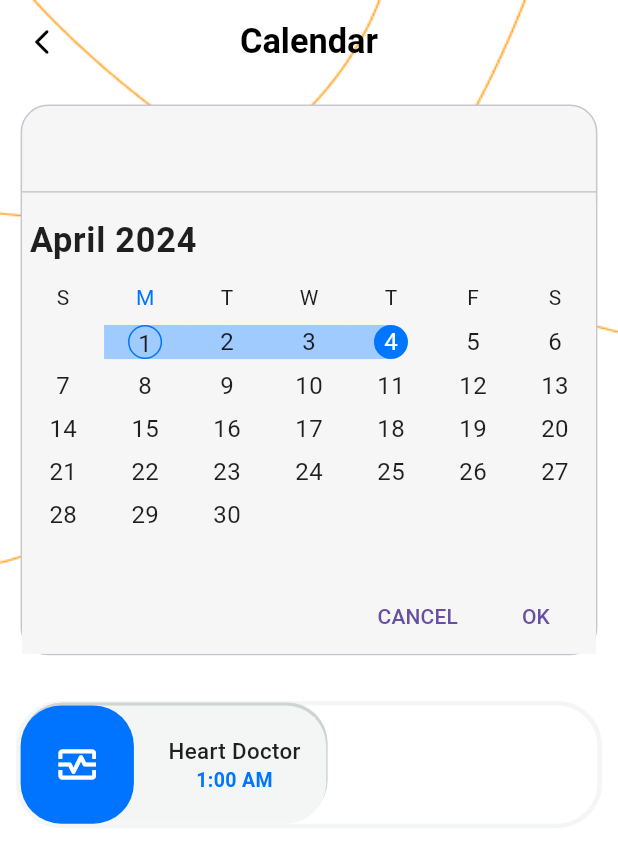
After one commit to MonaAbdelaziz2024/Care_app_two, a Flutter app: the CustomNavigationBottomBar screen opened directly, after a tap on "Calender", on a phone screen of 412 x 824 dp. The commit adds this screen. Shown: the top 863 px of the screen. Run offline on Flutter 3.47's test engine with Material 3 defaults, Android fonts, the phone set to English and light mode, and no system bars; drawn by our look-alikes of syncfusion_flutter_datepicker; our stand-ins replace curved_navigation_bar, flutter_screenutil, lite_rolling_switch, table_calendar; missing offline and left inert: dart:ffi, datepicker_dropdown; Roboto replaces fonts that are missing (Ciaro).

Commit message:
create calendar page .

```diff
--- a/lib/main.dart
+++ b/lib/main.dart
@@ -1,4 +1,5 @@
 // ignore_for_file: prefer_const_constructors
+import 'package:care_app_two/screens/calender_page/calendar_two.dart';
 import 'package:care_app_two/screens/start_screen/start.dart';
 import 'package:flutter/material.dart';
 import 'package:flutter_screenutil/flutter_screenutil.dart';
--- /dev/null
+++ b/lib/screens/calender_page/calendar_two.dart
@@ -0,0 +1,164 @@
+import 'dart:convert';
+import 'dart:ffi';
+
+import 'package:care_app_two/helper/constant.dart';
+import 'package:care_app_two/helper/functions/custom_chat_bot_appbar.dart';
+import 'package:care_app_two/screens/widgets/custom_home_rec.dart';
+import 'package:care_app_two/screens/widgets/rectangle_calendar.dart';
+import 'package:flutter/cupertino.dart';
+import 'package:flutter/material.dart';
+import 'package:flutter/widgets.dart';
+import 'package:flutter_screenutil/flutter_screenutil.dart';
+import 'package:intl/intl.dart';
+import 'package:syncfusion_flutter_datepicker/datepicker.dart';
+
+/// My app class to display the date range picker
+class CalendarTwo extends StatefulWidget {
+  @override
+  CalendarTwoState createState() => CalendarTwoState();
+}
+
+/// State for MyApp
+class CalendarTwoState extends State<CalendarTwo> {
+  String _selectedDate = '';
+  String _dateCount = '';
+  String _range = '';
+  String _rangeCount = '';
+
+  /// The method for [DateRangePickerSelectionChanged] callback, which will be
+  /// called whenever a selection changed on the date picker widget.
+  void _onSelectionChanged(DateRangePickerSelectionChangedArgs args) {
+    /// The argument value will return the changed date as [DateTime] when the
+    /// widget [SfDateRangeSelectionMode] set as single.
+    ///
+    /// The argument value will return the changed dates as [List<DateTime>]
+    /// when the widget [SfDateRangeSelectionMode] set as multiple.
+    ///
+    /// The argument value will return the changed range as [PickerDateRange]
+    /// when the widget [SfDateRangeSelectionMode] set as range.
+    ///
+    /// The argument value will return the changed ranges as
+    /// [List<PickerDateRange] when the widget [SfDateRangeSelectionMode] set as
+    /// multi range.
+    setState(() {
+      if (args.value is PickerDateRange) {
+        _range = ' ${DateFormat.MMMEd().format(args.value.startDate)}  -'
+            // ignore: lines_longer_than_80_chars
+            ' ${DateFormat.MMMEd().format(args.value.endDate ?? args.value.startDate)}';
+      } else if (args.value is DateTime) {
+        _selectedDate = args.value.toString();
+      } else if (args.value is List<DateTime>) {
+        _dateCount = args.value.length.toString();
+      } else {
+        _rangeCount = args.value.length.toString();
+      }
+    });
+  }
+
+  @override
+  Widget build(BuildContext context) {
+    return Scaffold(
+        appBar: CustomCareAppbar(context, 'Calendar'),
+        extendBodyBehindAppBar: true,
+        body: Container(
+          decoration: const BoxDecoration(
+            image: DecorationImage(
+                image: AssetImage(kBackgroundStart), fit: BoxFit.fill),
+          ),
+          child: ListView(children: [
+            Padding(
+              padding: const EdgeInsets.all(12.0).r,
+              child: Stack(
+                // fit: StackFit.passthrough,
+                children: <Widget>[
+                  Container(
+                    decoration: BoxDecoration(
+                        color: Color(0xffF6F6F6),
+                        borderRadius: BorderRadius.circular(16).r,
+                        border: Border.all(color: Color(0xffCAC4D0))),
+                    child: Column(
+                      mainAxisAlignment: MainAxisAlignment.spaceEvenly,
+                      mainAxisSize: MainAxisSize.min,
+                      crossAxisAlignment: CrossAxisAlignment.start,
+                      children: <Widget>[
+                        // Text('Selected date: $_selectedDate'),
+                        // Text('Selected date count: $_dateCount'),
+                        Padding(
+                          padding:
+                              EdgeInsets.only(top: 8, left: 22, right: 11).r,
+                          child: Text(
+                            '$_range',
+                            style: TextStyle(
+                              fontSize: 24.sp,
+                              fontWeight: FontWeight.w500,
+                            ),
+                          ),
+                        ),
+                        Divider(),
+                        //  Text('Selected ranges count: $_rangeCount')
+                        SfDateRangePicker(
+                          monthCellStyle: DateRangePickerMonthCellStyle(
+                              textStyle: TextStyle(
+                                  fontSize: 14.sp,
+                                  color: Color(0xff1F1F1F),
+                                  fontWeight: FontWeight.w400)
+
+                              //color: Color(0xff1F1F1F),
+                              ),
+                          //selectionRadius: 100,
+                          rangeTextStyle: TextStyle(
+                              fontSize: 14.sp,
+                              //color: Color(0xff1F1F1F),
+                              fontWeight: FontWeight.w400),
+                          selectionTextStyle: TextStyle(
+                              fontSize: 14.sp,
+                              //color: Color(0xff1F1F1F),
+                              fontWeight: FontWeight.w400),
+                          showActionButtons: true,
+                          headerStyle: DateRangePickerHeaderStyle(
+                              backgroundColor: Color(0xffF6F6F6).withOpacity(0),
+                              textStyle: TextStyle(
+                                  fontSize: 20.sp,
+                                  fontWeight: FontWeight.w700,
+                                  color: Color(0xff1F1F1F))),
+                          headerHeight: 40.h,
+                          // todayHighlightColor: Color(0xff0075FE),
+                          //selectionColor: Color(0xff0075FE),
+                          rangeSelectionColor: Color(0xff9FCBFF),
+                          endRangeSelectionColor: Color(0xff0075FE),
+                          startRangeSelectionColor: Color(0xff0075FE),
+                          todayHighlightColor: Color(0xff0075FE),
+                          backgroundColor: Color(0xffF6F6F6).withOpacity(1),
+                          onSelectionChanged: _onSelectionChanged,
+                          selectionMode: DateRangePickerSelectionMode.range,
+                          initialSelectedRange: PickerDateRange(
+                              DateTime.now().subtract(const Duration(days: 4)),
+                              DateTime.now().add(const Duration(days: 3))),
+                        ),
+                      ],
+                    ),
+                  ),
+                  Padding(
+                    padding: const EdgeInsets.only(top: 350).r,
+                    child: Column(
+                      crossAxisAlignment: CrossAxisAlignment.end,
+                      mainAxisAlignment: MainAxisAlignment.center,
+                      mainAxisSize: MainAxisSize.max,
+                      children: [
+                        Positioned(
+                            top: 300,
+                            child: RectCalendar(
+                              text: 'Heart Doctor',
+                              time: '1:00 AM',
+                              icon: Icons.monitor_heart_outlined,
+                            ))
+                      ],
+                    ),
+                  )
+                ],
+              ),
+            ),
+          ]),
+        ));
+  }
+}
--- a/lib/screens/chat_bot_page/chatbot_view.dart
+++ b/lib/screens/chat_bot_page/chatbot_view.dart
@@ -23,6 +23,7 @@ class ChatBotView extends StatelessWidget {
                 image: AssetImage(kBackgroundStart), fit: BoxFit.fill),
           ),
           child: ListView(
+           // physics:,
             children: [
               Stack(children: [
                 Padding(
--- a/lib/screens/homepage/home_view_body.dart
+++ b/lib/screens/homepage/home_view_body.dart
@@ -2,9 +2,12 @@
 
 import 'package:care_app_two/helper/constant.dart';
 import 'package:care_app_two/helper/styles.dart';
+import 'package:care_app_two/screens/calender_page/calendar_two.dart';
+import 'package:care_app_two/screens/calender_page/calender_view.dart';
 import 'package:care_app_two/screens/profile/profile_view.dart';
 import 'package:care_app_two/screens/widgets/custom_home_rec.dart';
 import 'package:care_app_two/screens/widgets/custom_home_squ.dart';
+import 'package:flutter/cupertino.dart';
 import 'package:flutter/material.dart';
 import 'package:flutter/widgets.dart';
 import 'package:flutter_screenutil/flutter_screenutil.dart';
@@ -230,7 +233,7 @@ class HomeViewBody extends StatelessWidget {
               SizedBox(
                 height: 20.h,
               ),
-              const Row(
+               Row(
                 mainAxisAlignment: MainAxisAlignment.spaceBetween,
                 children: [
                   HomeSquare(
@@ -243,10 +246,21 @@ class HomeViewBody extends StatelessWidget {
                     text: 'Reports',
                     color: Color(0xff1EBFC4),
                   ),
-                  HomeSquare(
-                    icon: Icons.calendar_month_outlined,
-                    text: 'Calender',
-                    color: Color(0xffED686C),
+                  GestureDetector(
+                    onTap: () {
+                       Navigator.of(context).push(
+                MaterialPageRoute(
+                  builder: (context) {
+                    return CalendarTwo();
+                  },
+                ),
+              );
+                    },
+                    child: HomeSquare(
+                      icon: Icons.calendar_month_outlined,
+                      text: 'Calender',
+                      color: Color(0xffED686C),
+                    ),
                   ),
                 ],
               ),
--- a/lib/screens/widgets/custom_addition_container.dart
+++ b/lib/screens/widgets/custom_addition_container.dart
@@ -12,8 +12,8 @@ class AdditionContainer extends StatelessWidget {
   @override
   Widget build(BuildContext context) {
     return Container(
-      width: 328,
-      height: 158,
+      width: 328.w,
+      height: 158.h,
       decoration: BoxDecoration(boxShadow: const [
         BoxShadow(
             color: Color.fromARGB(255, 214, 212, 212),
--- /dev/null
+++ b/lib/screens/widgets/rectangle_calendar.dart
@@ -0,0 +1,85 @@
+import 'package:care_app_two/helper/styles.dart';
+import 'package:flutter/cupertino.dart';
+import 'package:flutter/material.dart';
+import 'package:flutter_screenutil/flutter_screenutil.dart';
+
+class RectCalendar extends StatelessWidget {
+  const RectCalendar({super.key, this.icon, required this.text, required this.time});
+final icon;
+  final String text;
+  final String time;
+  @override
+  Widget build(BuildContext context) {
+    return Padding(
+      padding: const EdgeInsets.only(bottom: 15).r,
+      child: Container(
+        decoration: BoxDecoration(
+          borderRadius: BorderRadius.circular(27),
+          color: Colors.white,
+          border: Border.all(
+            color: Color(0xffF4F5F5),
+            style: BorderStyle.solid,
+            strokeAlign: BorderSide.strokeAlignOutside,
+            width: 3,
+          ),
+        ),
+        child: Row(
+          children: [
+            Container(
+              // padding: EdgeInsets.only(top: 5,bottom: 5),
+              width: 178.w,
+              height: 66.h,
+              decoration: BoxDecoration(
+                borderRadius: BorderRadius.circular(27),
+                color: Color(0xffF4F5F5),
+                boxShadow: [
+                  BoxShadow(
+                    color: Color.fromARGB(255, 206, 211, 211),
+                    offset: Offset(1, -2),
+                  ),
+                ],
+              ),
+              child: Row(
+                children: [
+                  Container(
+                    alignment: Alignment.centerLeft,
+                    width: 66.w,
+                    height: 66.h,
+                    decoration: BoxDecoration(
+                      borderRadius: BorderRadius.circular(27),
+                      color: Color(0xff0074fe),
+                    ),
+                    child: Center(
+                      child: Icon(
+                        icon,
+                        color: Colors.white,
+                        size: 30,
+                      ),
+                    ),
+                  ),
+                  Padding(
+                    padding: const EdgeInsets.only(left: 20).r,
+                    child: Column(
+                      mainAxisAlignment: MainAxisAlignment.center,
+                      children: [
+                        Text(text,
+                            style: Styles.Style13.copyWith(
+                                color: Color(0xff1F1F1F))),
+                        Text(
+                          time,
+                          style: Styles.Style133.copyWith(
+                                color: Color(0xff0075FE)),
+                        )
+                      ],
+                    ),
+                  ),
+                ],
+              ),
+            ),
+
+          ],
+        ),
+      ),
+    );;
+  }
+}
```
Also changed, not shown: lib/screens/calender_page/calender_view.dart (added, +130 -0 lines), lib/screens/widgets/chatbot_messages.dart (+19 -9 lines), pubspec.yaml (+6 -2 lines), pubspec.lock.
